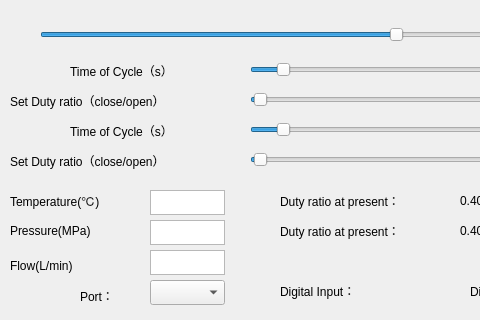
The window that UnderGraduate/Control/control.ui (looklucas/Control) describes before a commit, drawn with Qt 5; both pictures show x 0 to 480 and y 380 to 700 of the 980 by 700 pixel window.
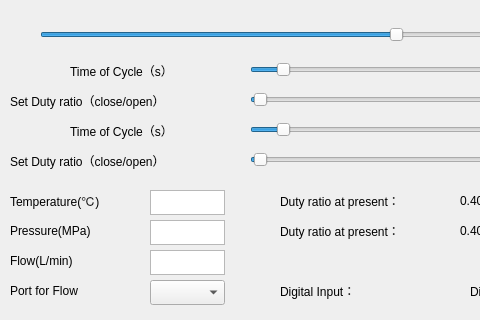
The same window after the commit.

Commit message:
add real flow
add real flow

```diff
--- a/UnderGraduate/Control/control.ui
+++ b/UnderGraduate/Control/control.ui
@@ -941,11 +941,23 @@
     <property name="geometry">
      <rect>
       <x>10</x>
-      <y>630</y>
+      <y>625</y>
       <width>141</width>
       <height>31</height>
      </rect>
     </property>
+    <property name="minimumSize">
+     <size>
+      <width>141</width>
+      <height>31</height>
+     </size>
+    </property>
+    <property name="maximumSize">
+     <size>
+      <width>141</width>
+      <height>31</height>
+     </size>
+    </property>
     <property name="styleSheet">
      <string notr="true">font: 10pt &quot;微软雅黑&quot;;</string>
     </property>
@@ -984,17 +996,29 @@
    <widget class="QLabel" name="lbl_port">
     <property name="geometry">
      <rect>
-      <x>80</x>
-      <y>660</y>
-      <width>51</width>
+      <x>10</x>
+      <y>655</y>
+      <width>141</width>
       <height>31</height>
      </rect>
     </property>
+    <property name="minimumSize">
+     <size>
+      <width>141</width>
+      <height>31</height>
+     </size>
+    </property>
+    <property name="maximumSize">
+     <size>
+      <width>141</width>
+      <height>31</height>
+     </size>
+    </property>
     <property name="styleSheet">
      <string notr="true">font: 10pt &quot;微软雅黑&quot;;</string>
     </property>
     <property name="text">
-     <string>Port：</string>
+     <string>Port for Flow</string>
     </property>
     <property name="alignment">
      <set>Qt::AlignLeading|Qt::AlignLeft|Qt::AlignVCenter</set>
```
Left out of the diff: 81 changed lines with no effect on the pictures. The commit also changes 97 other files.
